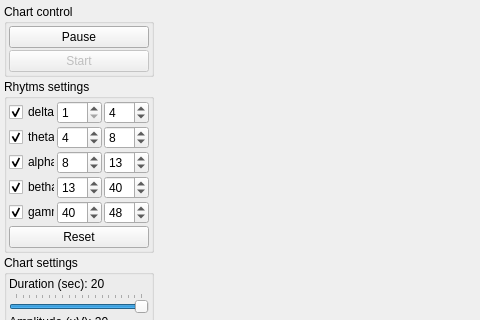
Old version of the form UI/rhytmwindow.ui in the repository ZarkSPb/BB_Python; both pictures show x 0 to 480 and y 0 to 320 of the 1092 by 586 pixel window.
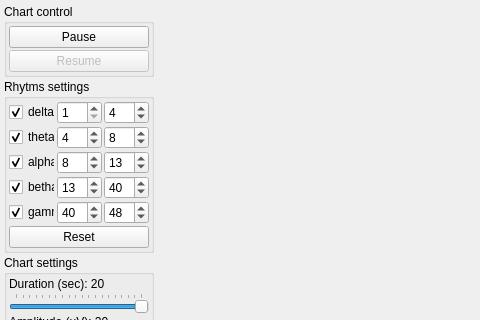
New version of the form.

Commit message: rhytm window ui interartive

```diff
--- a/UI/rhytmwindow.ui
+++ b/UI/rhytmwindow.ui
@@ -96,7 +96,7 @@
             <bool>false</bool>
            </property>
            <property name="text">
-            <string>Start</string>
+            <string>Resume</string>
            </property>
           </widget>
          </item>
```
Left out of the diff: 8 changed lines with no effect on the pictures. The commit also changes 5 other files.
